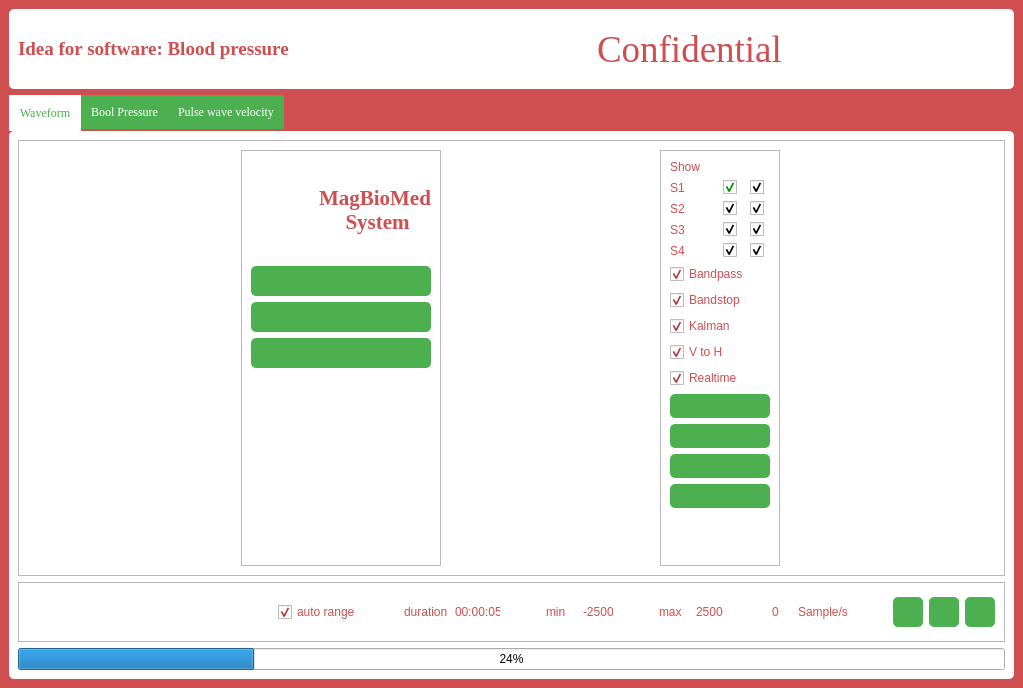
Old version of the form mainwindow.ui in the repository minhnhan210196/Evteck.
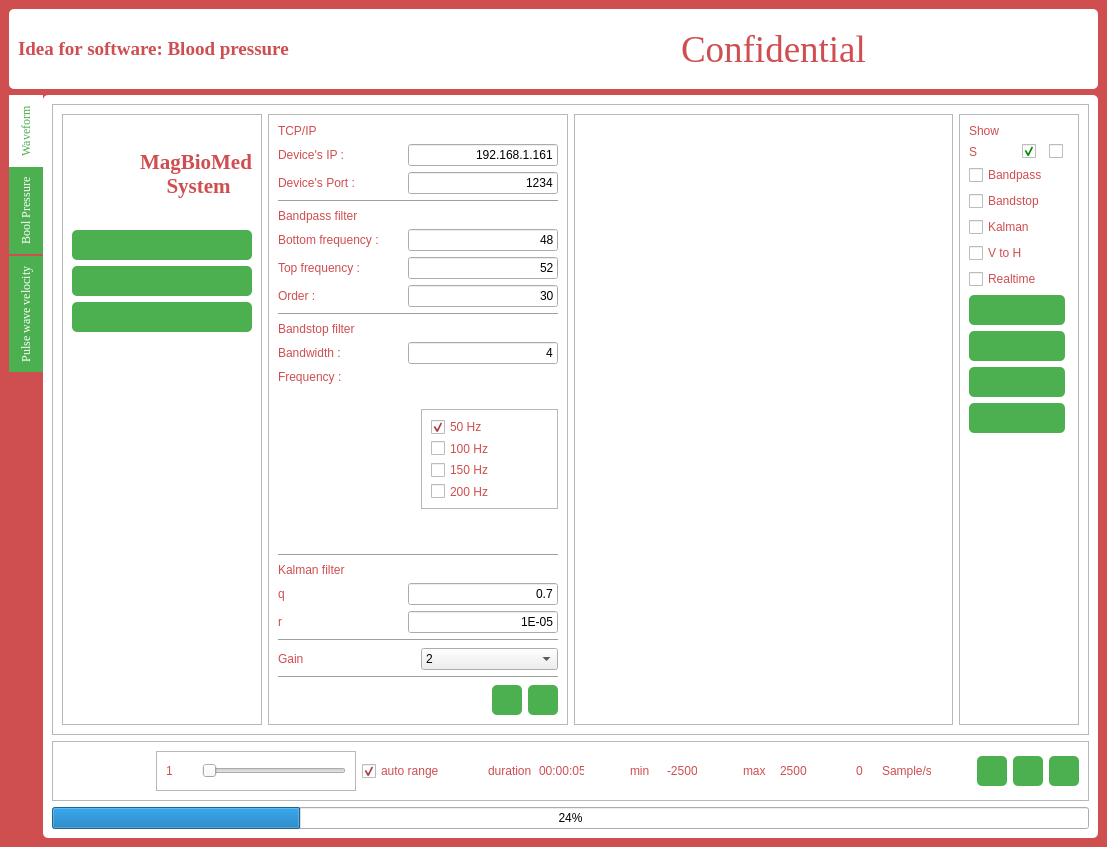
New version of the form. Icons and pictures are not drawn.

Commit message: add config json

```diff
--- a/mainwindow.ui
+++ b/mainwindow.ui
@@ -6,8 +6,8 @@
    <rect>
     <x>0</x>
     <y>0</y>
-    <width>1023</width>
-    <height>688</height>
+    <width>1107</width>
+    <height>847</height>
    </rect>
   </property>
   <property name="windowTitle">
@@ -36,6 +36,12 @@
         <height>80</height>
        </size>
       </property>
+      <property name="maximumSize">
+       <size>
+        <width>16777215</width>
+        <height>80</height>
+       </size>
+      </property>
       <property name="styleSheet">
        <string notr="true">QFrame{
 	
@@ -181,6 +187,9 @@
   color: #4CAF50;
 }</string>
       </property>
+      <property name="tabPosition">
+       <enum>QTabWidget::West</enum>
+      </property>
       <property name="currentIndex">
        <number>0</number>
       </property>
@@ -191,6 +200,12 @@
        <layout class="QVBoxLayout" name="verticalLayout_16">
         <item>
          <widget class="QFrame" name="frame_4">
+          <property name="minimumSize">
+           <size>
+            <width>0</width>
+            <height>535</height>
+           </size>
+          </property>
           <property name="frameShape">
            <enum>QFrame::StyledPanel</enum>
           </property>
@@ -199,7 +214,7 @@
           </property>
           <layout class="QHBoxLayout" name="horizontalLayout_15">
            <item>
-            <widget class="QFrame" name="frame_2">
+            <widget class="QFrame" name="setting_view">
              <property name="minimumSize">
               <size>
                <width>200</width>
@@ -228,7 +243,7 @@
                  <widget class="QLabel" name="label_10">
                   <property name="minimumSize">
                    <size>
-                    <width>0</width>
+                    <width>60</width>
                     <height>100</height>
                    </size>
                   </property>
@@ -431,10 +446,630 @@
             </widget>
            </item>
            <item>
-            <layout class="QGridLayout" name="wave_form_view"/>
+            <widget class="QFrame" name="setting_display">
+             <property name="minimumSize">
+              <size>
+               <width>0</width>
+               <height>569</height>
+              </size>
+             </property>
+             <property name="maximumSize">
+              <size>
+               <width>300</width>
+               <height>16777215</height>
+              </size>
+             </property>
+             <property name="styleSheet">
+              <string notr="true"/>
+             </property>
+             <property name="frameShape">
+              <enum>QFrame::StyledPanel</enum>
+             </property>
+             <property name="frameShadow">
+              <enum>QFrame::Raised</enum>
+             </property>
+             <layout class="QVBoxLayout" name="verticalLayout_22">
+              <item>
+               <layout class="QVBoxLayout" name="verticalLayout_18">
+                <item>
+                 <widget class="QLabel" name="label_12">
+                  <property name="styleSheet">
+                   <string notr="true">font: 700 12pt &quot;Segoe UI&quot;;
+color: rgb(207, 78, 80);</string>
+                  </property>
+                  <property name="text">
+                   <string>TCP/IP</string>
+                  </property>
+                 </widget>
+                </item>
+                <item>
+                 <layout class="QHBoxLayout" name="horizontalLayout_9">
+                  <item>
+                   <widget class="QLabel" name="label_13">
+                    <property name="styleSheet">
+                     <string notr="true">color: rgb(207, 78, 80);</string>
+                    </property>
+                    <property name="text">
+                     <string>Device's IP :</string>
+                    </property>
+                   </widget>
+                  </item>
+                  <item>
+                   <widget class="QLineEdit" name="ip_host">
+                    <property name="maximumSize">
+                     <size>
+                      <width>150</width>
+                      <height>16777215</height>
+                     </size>
+                    </property>
+                    <property name="layoutDirection">
+                     <enum>Qt::LeftToRight</enum>
+                    </property>
+                    <property name="text">
+                     <string>192.168.1.161</string>
+                    </property>
+                    <property name="alignment">
+                     <set>Qt::AlignRight|Qt::AlignTrailing|Qt::AlignVCenter</set>
+                    </property>
+                   </widget>
+                  </item>
+                 </layout>
+                </item>
+                <item>
+                 <layout class="QHBoxLayout" name="horizontalLayout_8">
+                  <item>
+                   <widget class="QLabel" name="label_14">
+                    <property name="styleSheet">
+                     <string notr="true">color: rgb(207, 78, 80);</string>
+                    </property>
+                    <property name="text">
+                     <string>Device's Port :</string>
+                    </property>
+                   </widget>
+                  </item>
+                  <item>
+                   <widget class="QLineEdit" name="port_host">
+                    <property name="maximumSize">
+                     <size>
+                      <width>150</width>
+                      <height>16777215</height>
+                     </size>
+                    </property>
+                    <property name="text">
+                     <string>1234</string>
+                    </property>
+                    <property name="alignment">
+                     <set>Qt::AlignRight|Qt::AlignTrailing|Qt::AlignVCenter</set>
+                    </property>
+                   </widget>
+                  </item>
+                 </layout>
+                </item>
+               </layout>
+              </item>
+              <item>
+               <widget class="Line" name="line_6">
+                <property name="orientation">
+                 <enum>Qt::Horizontal</enum>
+                </property>
+               </widget>
+              </item>
+              <item>
+               <layout class="QVBoxLayout" name="verticalLayout_23">
+                <item>
+                 <widget class="QLabel" name="label_17">
+                  <property name="styleSheet">
+                   <string notr="true">font: 700 12pt &quot;Segoe UI&quot;;
+color: rgb(207, 78, 80);</string>
+                  </property>
+                  <property name="text">
+                   <string>Bandpass filter</string>
+                  </property>
+                 </widget>
+                </item>
+                <item>
+                 <layout class="QHBoxLayout" name="horizontalLayout_10">
+                  <item>
+                   <widget class="QLabel" name="label_18">
+                    <property name="styleSheet">
+                     <string notr="true">color: rgb(207, 78, 80);</string>
+                    </property>
+                    <property name="text">
+                     <string>Bottom frequency :</string>
+                    </property>
+                   </widget>
+                  </item>
+                  <item>
+                   <widget class="QLineEdit" name="bandpass_freq_bottom">
+                    <property name="maximumSize">
+                     <size>
+                      <width>150</width>
+                      <height>16777215</height>
+                     </size>
+                    </property>
+                    <property name="text">
+                     <string>48</string>
+                    </property>
+                    <property name="alignment">
+                     <set>Qt::AlignRight|Qt::AlignTrailing|Qt::AlignVCenter</set>
+                    </property>
+                   </widget>
+                  </item>
+                 </layout>
+                </item>
+                <item>
+                 <layout class="QHBoxLayout" name="horizontalLayout_12">
+                  <item>
+                   <widget class="QLabel" name="label_19">
+                    <property name="styleSheet">
+                     <string notr="true">color: rgb(207, 78, 80);</string>
+                    </property>
+                    <property name="text">
+                     <string>Top frequency :</string>
+                    </property>
+                   </widget>
+                  </item>
+                  <item>
+                   <widget class="QLineEdit" name="bandpass_freq_top">
+                    <property name="maximumSize">
+                     <size>
+                      <width>150</width>
+                      <height>16777215</height>
+                     </size>
+                    </property>
+                    <property name="text">
+                     <string>52</string>
+                    </property>
+                    <property name="alignment">
+                     <set>Qt::AlignRight|Qt::AlignTrailing|Qt::AlignVCenter</set>
+                    </property>
+                   </widget>
+                  </item>
+                 </layout>
+                </item>
+                <item>
+                 <layout class="QHBoxLayout" name="horizontalLayout_13">
+                  <item>
+                   <widget class="QLabel" name="label_20">
+                    <property name="styleSheet">
+                     <string notr="true">color: rgb(207, 78, 80);</string>
+                    </property>
+                    <property name="text">
+                     <string>Order :</string>
+                    </property>
+                   </widget>
+                  </item>
+                  <item>
+                   <widget class="QLineEdit" name="bandpass_oder">
+                    <property name="maximumSize">
+                     <size>
+                      <width>150</width>
+                      <height>16777215</height>
+                     </size>
+                    </property>
+                    <property name="text">
+                     <string>30</string>
+                    </property>
+                    <property name="alignment">
+                     <set>Qt::AlignRight|Qt::AlignTrailing|Qt::AlignVCenter</set>
+                    </property>
+                   </widget>
+                  </item>
+                 </layout>
+                </item>
+               </layout>
+              </item>
+              <item>
+               <widget class="Line" name="line_7">
+                <property name="orientation">
+                 <enum>Qt::Horizontal</enum>
+                </property>
+               </widget>
+              </item>
+              <item>
+               <widget class="QLabel" name="label_21">
+                <property name="styleSheet">
+                 <string notr="true">font: 700 12pt &quot;Segoe UI&quot;;
+color: rgb(207, 78, 80);</string>
+                </property>
+                <property name="text">
+                 <string>Bandstop filter</string>
+                </property>
+               </widget>
+              </item>
+              <item>
+               <layout class="QHBoxLayout" name="horizontalLayout_14">
+                <item>
+                 <widget class="QLabel" name="label_22">
+                  <property name="styleSheet">
+                   <string notr="true">color: rgb(207, 78, 80);</string>
+                  </property>
+                  <property name="text">
+                   <string>Bandwidth :</string>
+                  </property>
+                 </widget>
+                </item>
+                <item>
+                 <widget class="QLineEdit" name="bandstop_width">
+                  <property name="maximumSize">
+                   <size>
+                    <width>150</width>
+                    <height>16777215</height>
+                   </size>
+                  </property>
+                  <property name="text">
+                   <string>4</string>
+                  </property>
+                  <property name="alignment">
+                   <set>Qt::AlignRight|Qt::AlignTrailing|Qt::AlignVCenter</set>
+                  </property>
+                 </widget>
+                </item>
+               </layout>
+              </item>
+              <item>
+               <layout class="QHBoxLayout" name="horizontalLayout_23">
+                <item>
+                 <layout class="QVBoxLayout" name="verticalLayout_20">
+                  <item>
+                   <widget class="QLabel" name="label_23">
+                    <property name="styleSheet">
+                     <string notr="true">color: rgb(207, 78, 80);</string>
+                    </property>
+                    <property name="text">
+                     <string>Frequency :</string>
+                    </property>
+                   </widget>
+                  </item>
+                  <item>
+                   <spacer name="verticalSpacer">
+                    <property name="orientation">
+                     <enum>Qt::Vertical</enum>
+                    </property>
+                    <property name="sizeHint" stdset="0">
+                     <size>
+                      <width>20</width>
+                      <height>40</height>
+                     </size>
+                    </property>
+                   </spacer>
+                  </item>
+                 </layout>
+                </item>
+                <item>
+                 <widget class="QFrame" name="frame_3">
+                  <property name="minimumSize">
+                   <size>
+                    <width>0</width>
+                    <height>100</height>
+                   </size>
+                  </property>
+                  <property name="maximumSize">
+                   <size>
+                    <width>16777215</width>
+                    <height>100</height>
+                   </size>
+                  </property>
+                  <property name="frameShape">
+                   <enum>QFrame::StyledPanel</enum>
+                  </property>
+                  <property name="frameShadow">
+                   <enum>QFrame::Raised</enum>
+                  </property>
+                  <layout class="QVBoxLayout" name="verticalLayout_19">
+                   <item>
+                    <widget class="QCheckBox" name="bandstop_checkbox_1">
+                     <property name="styleSheet">
+                      <string notr="true">color: rgb(207, 78, 80);</string>
+                     </property>
+                     <property name="text">
+                      <string>50 Hz</string>
+                     </property>
+                     <property name="checked">
+                      <bool>true</bool>
+                     </property>
+                    </widget>
+                   </item>
+                   <item>
+                    <widget class="QCheckBox" name="bandstop_checkbox_2">
+                     <property name="styleSheet">
+                      <string notr="true">color: rgb(207, 78, 80);</string>
+                     </property>
+                     <property name="text">
+                      <string>100 Hz</string>
+                     </property>
+                     <property name="checked">
+                      <bool>false</bool>
+                     </property>
+                    </widget>
+                   </item>
+                   <item>
+                    <widget class="QCheckBox" name="bandstop_checkbox_3">
+                     <property name="styleSheet">
+                      <string notr="true">color: rgb(207, 78, 80);</string>
+                     </property>
+                     <property name="text">
+                      <string>150 Hz</string>
+                     </property>
+                     <property name="checked">
+                      <bool>false</bool>
+                     </property>
+                    </widget>
+                   </item>
+                   <item>
+                    <widget class="QCheckBox" name="bandstop_checkbox_4">
+                     <property name="styleSheet">
+                      <string notr="true">color: rgb(207, 78, 80);</string>
+                     </property>
+                     <property name="text">
+                      <string>200 Hz</string>
+                     </property>
+                     <property name="checked">
+                      <bool>false</bool>
+                     </property>
+                    </widget>
+                   </item>
+                  </layout>
+                 </widget>
+                </item>
+               </layout>
+              </item>
+              <item>
+               <widget class="Line" name="line_8">
+                <property name="orientation">
+                 <enum>Qt::Horizontal</enum>
+                </property>
+               </widget>
+              </item>
+              <item>
+               <layout class="QVBoxLayout" name="verticalLayout_21">
+                <item>
+                 <widget class="QLabel" name="label_26">
+                  <property name="styleSheet">
+                   <string notr="true">font: 700 12pt &quot;Segoe UI&quot;;
+color: rgb(207, 78, 80);</string>
+                  </property>
+                  <property name="text">
+                   <string>Kalman filter</string>
+                  </property>
+                 </widget>
+                </item>
+                <item>
+                 <layout class="QHBoxLayout" name="horizontalLayout_24">
+                  <item>
+                   <widget class="QLabel" name="label_27">
+                    <property name="styleSheet">
+                     <string notr="true">color: rgb(207, 78, 80);</string>
+                    </property>
+                    <property name="text">
+                     <string>q</string>
+                    </property>
+                   </widget>
+                  </item>
+                  <item>
+                   <widget class="QLineEdit" name="kalman_q">
+                    <property name="maximumSize">
+                     <size>
+                      <width>150</width>
+                      <height>16777215</height>
+                     </size>
+                    </property>
+                    <property name="text">
+                     <string>0.7</string>
+                    </property>
+                    <property name="alignment">
+                     <set>Qt::AlignRight|Qt::AlignTrailing|Qt::AlignVCenter</set>
+                    </property>
+                   </widget>
+                  </item>
+                 </layout>
+                </item>
+                <item>
+                 <layout class="QHBoxLayout" name="horizontalLayout_25">
+                  <item>
+                   <widget class="QLabel" name="label_28">
+                    <property name="styleSheet">
+                     <string notr="true">color: rgb(207, 78, 80);</string>
+                    </property>
+                    <property name="text">
+                     <string>r</string>
+                    </property>
+                   </widget>
+                  </item>
+                  <item>
+                   <widget class="QLineEdit" name="kalman_r">
+                    <property name="maximumSize">
+                     <size>
+                      <width>150</width>
+                      <height>16777215</height>
+                     </size>
+                    </property>
+                    <property name="text">
+                     <string>1E-05</string>
+                    </property>
+                    <property name="alignment">
+                     <set>Qt::AlignRight|Qt::AlignTrailing|Qt::AlignVCenter</set>
+                    </property>
+                   </widget>
+                  </item>
+                 </layout>
+                </item>
+               </layout>
+              </item>
+              <item>
+               <widget class="Line" name="line_10">
+                <property name="orientation">
+                 <enum>Qt::Horizontal</enum>
+                </property>
+               </widget>
+              </item>
+              <item>
+               <layout class="QHBoxLayout" name="horizontalLayout_27">
+                <item>
+                 <widget class="QLabel" name="label_29">
+                  <property name="styleSheet">
+                   <string notr="true">font: 700 12pt &quot;Segoe UI&quot;;
+color: rgb(207, 78, 80);</string>
+                  </property>
+                  <property name="text">
+                   <string>Gain</string>
+                  </property>
+                 </widget>
+                </item>
+                <item>
+                 <widget class="QComboBox" name="gain">
+                  <item>
+                   <property name="text">
+                    <string>2</string>
+                   </property>
+                  </item>
+                  <item>
+                   <property name="text">
+                    <string>10</string>
+                   </property>
+                  </item>
+                  <item>
+                   <property name="text">
+                    <string>50</string>
+                   </property>
+                  </item>
+                  <item>
+                   <property name="text">
+                    <string>100</string>
+                   </property>
+                  </item>
+                 </widget>
+                </item>
+               </layout>
+              </item>
+              <item>
+               <widget class="Line" name="line_9">
+                <property name="orientation">
+                 <enum>Qt::Horizontal</enum>
+                </property>
+               </widget>
+              </item>
+              <item>
+               <layout class="QHBoxLayout" name="horizontalLayout_26">
+                <item>
+                 <spacer name="horizontalSpacer_8">
+                  <property name="orientation">
+                   <enum>Qt::Horizontal</enum>
+                  </property>
+                  <property name="sizeHint" stdset="0">
+                   <size>
+                    <width>40</width>
+                    <height>20</height>
+                   </size>
+                  </property>
+                 </spacer>
+                </item>
+                <item>
+                 <widget class="QPushButton" name="config_open">
+                  <property name="minimumSize">
+                   <size>
+                    <width>30</width>
+                    <height>30</height>
+                   </size>
+                  </property>
+                  <property name="maximumSize">
+                   <size>
+                    <width>30</width>
+                    <height>30</height>
+                   </size>
+                  </property>
+                  <property name="styleSheet">
+                   <string notr="true">QPushButton{
+  padding: 5px 5px;
+  text-align: center;
+  text-decoration: none;
+  outline: none;
+  color: #fff;
+  background-color: #4CAF50;
+  border: none;
+  border-radius: 5px;
+}
+QPushButton:hover {background-color: #3e8e41}</string>
+                  </property>
+                  <property name="text">
+                   <string/>
+                  </property>
+                  <property name="icon">
+                   <iconset resource="image.qrc">
+                    <normaloff>:/image/image/folder.png</normaloff>:/image/image/folder.png</iconset>
+                  </property>
+                  <property name="iconSize">
+                   <size>
+                    <width>26</width>
+                    <height>26</height>
+                   </size>
+                  </property>
+                 </widget>
+                </item>
+                <item>
+                 <widget class="QPushButton" name="config_save">
+                  <property name="minimumSize">
+                   <size>
+                    <width>30</width>
+                    <height>30</height>
+                   </size>
+                  </property>
+                  <property name="maximumSize">
+                   <size>
+                    <width>30</width>
+                    <height>30</height>
+                   </size>
+                  </property>
+                  <property name="styleSheet">
+                   <string notr="true">QPushButton{
+  padding: 5px 5px;
+  text-align: center;
+  text-decoration: none;
+  outline: none;
+  color: #fff;
+  background-color: #4CAF50;
+  border: none;
+  border-radius: 5px;
+}
+QPushButton:hover {background-color: #3e8e41}</string>
+                  </property>
+                  <property name="text">
+                   <string/>
+                  </property>
+                  <property name="icon">
+                   <iconset resource="image.qrc">
+                    <normaloff>:/image/image/save.png</normaloff>:/image/image/save.png</iconset>
+                  </property>
+                  <property name="iconSize">
+                   <size>
+                    <width>20</width>
+                    <height>20</height>
+                   </size>
+                  </property>
+                 </widget>
+                </item>
+               </layout>
+              </item>
+             </layout>
+            </widget>
            </item>
            <item>
-            <widget class="QFrame" name="frame_3">
+            <widget class="QFrame" name="frame_2">
+             <property name="frameShape">
+              <enum>QFrame::StyledPanel</enum>
+             </property>
+             <property name="frameShadow">
+              <enum>QFrame::Raised</enum>
+             </property>
+             <layout class="QVBoxLayout" name="verticalLayout_25">
+              <item>
+               <layout class="QGridLayout" name="wave_form_view"/>
+              </item>
+             </layout>
+            </widget>
+           </item>
+           <item>
+            <widget class="QFrame" name="tool_view">
              <property name="maximumSize">
               <size>
                <width>120</width>
@@ -472,7 +1107,7 @@
                          <string notr="true">color: rgb(207, 78, 80);</string>
                         </property>
                         <property name="text">
-                         <string>S1</string>
+                         <string>S</string>
                         </property>
                        </widget>
                       </item>
@@ -499,121 +1134,7 @@
                            <string/>
                           </property>
                           <property name="checked">
-                           <bool>true</bool>
-                          </property>
-                         </widget>
-                        </item>
-                       </layout>
-                      </item>
-                     </layout>
-                    </item>
-                    <item>
-                     <layout class="QHBoxLayout" name="horizontalLayout_12">
-                      <item>
-                       <widget class="QLabel" name="label_12">
-                        <property name="styleSheet">
-                         <string notr="true">color: rgb(207, 78, 80);</string>
-                        </property>
-                        <property name="text">
-                         <string>S2</string>
-                        </property>
-                       </widget>
-                      </item>
-                      <item>
-                       <layout class="QHBoxLayout" name="horizontalLayout_8">
-                        <item>
-                         <widget class="QCheckBox" name="s2_raw_checkbox">
-                          <property name="text">
-                           <string/>
-                          </property>
-                          <property name="checked">
-                           <bool>true</bool>
-                          </property>
-                         </widget>
-                        </item>
-                        <item>
-                         <widget class="QCheckBox" name="s2_filter_checkbox">
-                          <property name="text">
-                           <string/>
-                          </property>
-                          <property name="checked">
-                           <bool>true</bool>
-                          </property>
-                         </widget>
-                        </item>
-                       </layout>
-                      </item>
-                     </layout>
-                    </item>
-                    <item>
-                     <layout class="QHBoxLayout" name="horizontalLayout_13">
-                      <item>
-                       <widget class="QLabel" name="label_13">
-                        <property name="styleSheet">
-                         <string notr="true">color: rgb(207, 78, 80);</string>
-                        </property>
-                        <property name="text">
-                         <string>S3</string>
-                        </property>
-                       </widget>
-                      </item>
-                      <item>
-                       <layout class="QHBoxLayout" name="horizontalLayout_9">
-                        <item>
-                         <widget class="QCheckBox" name="s3_raw_checkbox">
-                          <property name="text">
-                           <string/>
-                          </property>
-                          <property name="checked">
-                           <bool>true</bool>
-                          </property>
-                         </widget>
-                        </item>
-                        <item>
-                         <widget class="QCheckBox" name="s3_filter_checkbox">
-                          <property name="text">
-                           <string/>
-                          </property>
-                          <property name="checked">
-                           <bool>true</bool>
-                          </property>
-                         </widget>
-                        </item>
-                       </layout>
-                      </item>
-                     </layout>
-                    </item>
-                    <item>
-                     <layout class="QHBoxLayout" name="horizontalLayout_14">
-                      <item>
-                       <widget class="QLabel" name="label_14">
-                        <property name="styleSheet">
-                         <string notr="true">color: rgb(207, 78, 80);</string>
-                        </property>
-                        <property name="text">
-                         <string>S4</string>
-                        </property>
-                       </widget>
-                      </item>
-                      <item>
-                       <layout class="QHBoxLayout" name="horizontalLayout_10">
-                        <item>
-                         <widget class="QCheckBox" name="s4_raw_checkbox">
-                          <property name="text">
-                           <string/>
-                          </property>
-                          <property name="checked">
-                           <bool>true</bool>
-                          </property>
-                         </widget>
-                        </item>
-                        <item>
-                         <widget class="QCheckBox" name="s4_filter_checkbox">
-                          <property name="text">
-                           <string/>
-                          </property>
-                          <property name="checked">
-                           <bool>true</bool>
+                           <bool>false</bool>
                           </property>
                          </widget>
                         </item>
@@ -636,7 +1157,7 @@
                      <string>Bandpass</string>
                     </property>
                     <property name="checked">
-                     <bool>true</bool>
+                     <bool>false</bool>
                     </property>
                    </widget>
                   </item>
@@ -649,7 +1170,7 @@
                      <string>Bandstop</string>
                     </property>
                     <property name="checked">
-                     <bool>true</bool>
+                     <bool>false</bool>
                     </property>
                    </widget>
                   </item>
@@ -662,7 +1183,7 @@
                      <string>Kalman</string>
                     </property>
                     <property name="checked">
-                     <bool>true</bool>
+                     <bool>false</bool>
                     </property>
                    </widget>
                   </item>
@@ -675,7 +1196,7 @@
                      <string>V to H</string>
                     </property>
                     <property name="checked">
-                     <bool>true</bool>
+                     <bool>false</bool>
                     </property>
                    </widget>
                   </item>
@@ -688,12 +1209,24 @@
                      <string>Realtime</string>
                     </property>
                     <property name="checked">
-                     <bool>true</bool>
+                     <bool>false</bool>
                     </property>
                    </widget>
                   </item>
                   <item>
                    <widget class="QPushButton" name="connect_button">
+                    <property name="minimumSize">
+                     <size>
+                      <width>96</width>
+                      <height>30</height>
+                     </size>
+                    </property>
+                    <property name="maximumSize">
+                     <size>
+                      <width>96</width>
+                      <height>30</height>
+                     </size>
+                    </property>
                     <property name="styleSheet">
                      <string notr="true">QPushButton{
 	image: url(:/image/image/connect.png);
@@ -711,10 +1244,32 @@
                     <property name="text">
                      <string/>
                     </property>
+                    <property name="icon">
+                     <iconset resource="image.qrc">
+                      <normaloff>:/image/image/disconnect.png</normaloff>:/image/image/disconnect.png</iconset>
+                    </property>
+                    <property name="iconSize">
+                     <size>
+                      <width>20</width>
+                      <height>20</height>
+                     </size>
+                    </property>
                    </widget>
                   </item>
                   <item>
                    <widget class="QPushButton" name="clear_button">
+                    <property name="minimumSize">
+                     <size>
+                      <width>96</width>
+                      <height>30</height>
+                     </size>
+                    </property>
+                    <property name="maximumSize">
+                     <size>
+                      <width>96</width>
+                      <height>30</height>
+                     </size>
+                    </property>
                     <property name="styleSheet">
                      <string notr="true">QPushButton{
 	image: url(:/image/image/clear.png);
@@ -736,6 +1291,18 @@
                   </item>
                   <item>
                    <widget class="QPushButton" name="save_button">
+                    <property name="minimumSize">
+                     <size>
+                      <width>96</width>
+                      <height>30</height>
+                     </size>
+                    </property>
+                    <property name="maximumSize">
+                     <size>
+                      <width>96</width>
+                      <height>30</height>
+                     </size>
+                    </property>
                     <property name="styleSheet">
                      <string notr="true">QPushButton{
 	image: url(:/image/image/save.png);
@@ -757,6 +1324,18 @@
                   </item>
                   <item>
                    <widget class="QPushButton" name="open_button">
+                    <property name="minimumSize">
+                     <size>
+                      <width>96</width>
+                      <height>30</height>
+                     </size>
+                    </property>
+                    <property name="maximumSize">
+                     <size>
+                      <width>96</width>
+                      <height>30</height>
+                     </size>
+                    </property>
                     <property name="styleSheet">
                      <string notr="true">QPushButton{
   padding: 5px 10px;
@@ -777,6 +1356,12 @@
                      <iconset resource="image.qrc">
                       <normaloff>:/image/image/folder.png</normaloff>:/image/image/folder.png</iconset>
                     </property>
+                    <property name="iconSize">
+                     <size>
+                      <width>32</width>
+                      <height>32</height>
+                     </size>
+                    </property>
                    </widget>
                   </item>
                  </layout>
@@ -830,6 +1415,62 @@
              </property>
             </spacer>
            </item>
+           <item>
+            <widget class="QFrame" name="frame_6">
+             <property name="minimumSize">
+              <size>
+               <width>200</width>
+               <height>0</height>
+              </size>
+             </property>
+             <property name="frameShape">
+              <enum>QFrame::StyledPanel</enum>
+             </property>
+             <property name="frameShadow">
+              <enum>QFrame::Raised</enum>
+             </property>
+             <layout class="QHBoxLayout" name="horizontalLayout_28">
+              <item>
+               <widget class="QLabel" name="scroll_value">
+                <property name="minimumSize">
+                 <size>
+                  <width>30</width>
+                  <height>0</height>
+                 </size>
+                </property>
+                <property name="maximumSize">
+                 <size>
+                  <width>30</width>
+                  <height>16777215</height>
+                 </size>
+                </property>
+                <property name="styleSheet">
+                 <string notr="true">color: rgb(207, 78, 80);</string>
+                </property>
+                <property name="text">
+                 <string>1</string>
+                </property>
+               </widget>
+              </item>
+              <item>
+               <widget class="QSlider" name="horizontalSlider">
+                <property name="enabled">
+                 <bool>false</bool>
+                </property>
+                <property name="minimum">
+                 <number>1</number>
+                </property>
+                <property name="maximum">
+                 <number>10</number>
+                </property>
+                <property name="orientation">
+                 <enum>Qt::Horizontal</enum>
+                </property>
+               </widget>
+              </item>
+             </layout>
+            </widget>
+           </item>
            <item>
             <layout class="QHBoxLayout" name="horizontalLayout_19">
              <item>
@@ -895,7 +1536,7 @@
                 </widget>
                </item>
                <item>
-                <widget class="QLabel" name="label_17">
+                <widget class="QLabel" name="duration">
                  <property name="minimumSize">
                   <size>
                    <width>45</width>
@@ -934,7 +1575,7 @@
              <item>
               <layout class="QHBoxLayout" name="horizontalLayout_16">
                <item>
-                <widget class="QLabel" name="label_18">
+                <widget class="QLabel" name="min_lable">
                  <property name="minimumSize">
                   <size>
                    <width>31</width>
@@ -956,7 +1597,7 @@
                 </widget>
                </item>
                <item>
-                <widget class="QLabel" name="label_19">
+                <widget class="QLabel" name="min_value">
                  <property name="minimumSize">
                   <size>
                    <width>30</width>
@@ -995,7 +1636,7 @@
              <item>
               <layout class="QHBoxLayout" name="horizontalLayout_17">
                <item>
-                <widget class="QLabel" name="label_21">
+                <widget class="QLabel" name="max_lable">
                  <property name="minimumSize">
                   <size>
                    <width>31</width>
@@ -1017,7 +1658,7 @@
                 </widget>
                </item>
                <item>
-                <widget class="QLabel" name="label_20">
+                <widget class="QLabel" name="max_value">
                  <property name="minimumSize">
                   <size>
                    <width>30</width>
@@ -1056,7 +1697,7 @@
              <item>
               <layout class="QHBoxLayout" name="horizontalLayout_18">
                <item>
-                <widget class="QLabel" name="label_22">
+                <widget class="QLabel" name="sample_value">
                  <property name="minimumSize">
                   <size>
                    <width>20</width>
@@ -1078,7 +1719,7 @@
                 </widget>
                </item>
                <item>
-                <widget class="QLabel" name="label_23">
+                <widget class="QLabel" name="sample_lable">
                  <property name="minimumSize">
                   <size>
                    <width>49</width>
```
Left out of the diff: 7 changed lines with no effect on the pictures. The commit also changes 14 other files.
